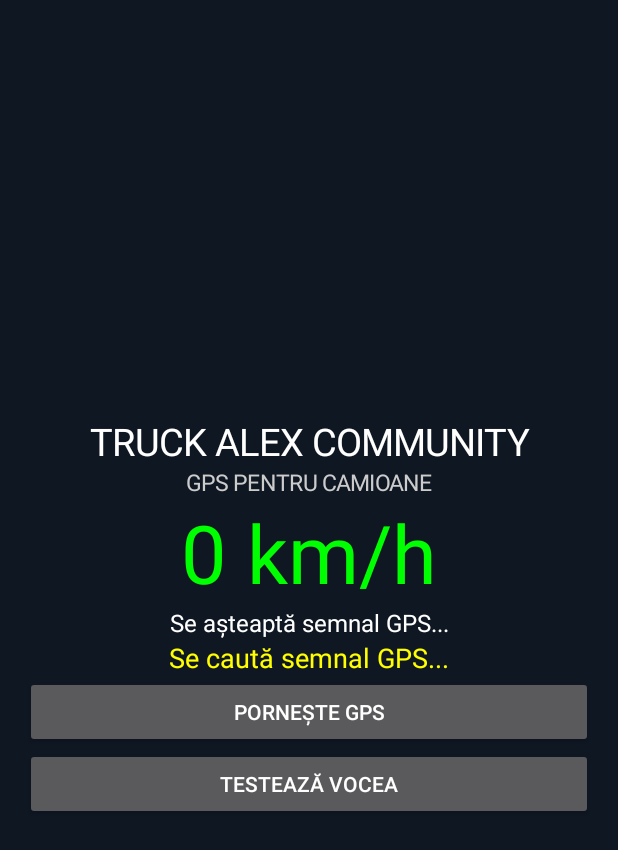
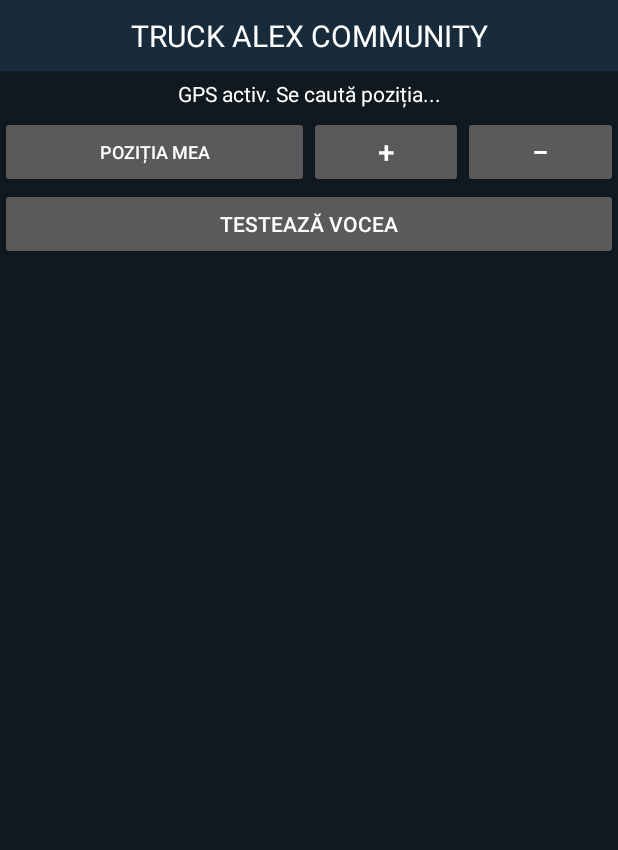
Before and after one commit to alialexturcu-ctrl/TRUCK-ALEX-COMMUNITY, an Android app: the screen it shows after launch (MainActivity), on a phone screen of 412 x 824 dp. Shown: the top 850 px of the screen. Run offline under Robolectric (Android 15) with nearby library versions, the phone set to English and light mode, and no system bars; libraries missing offline, so code that uses them is left out: org.osmdroid.config, org.osmdroid.tileprovider, org.osmdroid.util, org.osmdroid.views; 13 statements that could not run were skipped.

Commit message:
Refactor MainActivity for GPS and voice features

```diff
--- a/app/src/main/java/com/alex/truckcommunity/MainActivity.java
+++ b/app/src/main/java/com/alex/truckcommunity/MainActivity.java
@@ -1,170 +1,316 @@
 
 package com.alex.truckcommunity;
 
+import android.Manifest;
 import android.app.Activity;
-import android.os.Bundle;
-import android.Manifest;
+import android.content.Context;
 import android.content.pm.PackageManager;
+import android.graphics.Color;
 import android.location.Location;
 import android.location.LocationListener;
 import android.location.LocationManager;
+import android.os.Build;
+import android.os.Bundle;
 import android.speech.tts.TextToSpeech;
-import android.graphics.Color;
 import android.view.Gravity;
+import android.widget.Button;
 import android.widget.LinearLayout;
 import android.widget.TextView;
-import android.widget.Button;
+import android.widget.Toast;
+
+import org.osmdroid.config.Configuration;
+import org.osmdroid.tileprovider.tilesource.TileSourceFactory;
+import org.osmdroid.util.GeoPoint;
+import org.osmdroid.views.MapView;
+import org.osmdroid.views.overlay.Marker;
 
 import java.util.Locale;
 
-public class MainActivity extends Activity {
+public class MainActivity extends Activity implements LocationListener {
 
-    private TextView speedText;
-    private TextView gpsText;
-    private TextView statusText;
+    private MapView map;
+    private LocationManager locationManager;
+    private TextToSpeech tts;
+    private TextView status;
+    private Marker truckMarker;
 
-    private LocationManager locationManager;
-    private TextToSpeech voice;
     private boolean voiceReady = false;
 
-    private final LocationListener locationListener =
-            new LocationListener() {
-                @Override
-                public void onLocationChanged(Location location) {
-                    updateGPS(location);
-                }
-            };
+    private static final int LOCATION_PERMISSION = 100;
+
+    private final GeoPoint defaultPosition =
+            new GeoPoint(45.0, 10.0);
 
     @Override
     protected void onCreate(Bundle savedInstanceState) {
         super.onCreate(savedInstanceState);
 
+        Configuration.getInstance().load(
+                getApplicationContext(),
+                androidx.preference.PreferenceManager
+                        .getDefaultSharedPreferences(getApplicationContext())
+        );
+
+        Configuration.getInstance().setUserAgentValue(getPackageName());
+
+        locationManager = (LocationManager)
+                getSystemService(Context.LOCATION_SERVICE);
+
         createInterface();
+        initializeVoice();
+        checkLocationPermission();
+    }
 
-        voice = new TextToSpeech(this, result -> {
-            if (result == TextToSpeech.SUCCESS) {
-                int language = voice.setLanguage(new Locale("ro", "RO"));
-                voiceReady = language != TextToSpeech.LANG_MISSING_DATA
-                        && language != TextToSpeech.LANG_NOT_SUPPORTED;
+    private void createInterface() {
+
+        LinearLayout root = new LinearLayout(this);
+        root.setOrientation(LinearLayout.VERTICAL);
+        root.setBackgroundColor(Color.rgb(16, 24, 32));
+
+        TextView title = new TextView(this);
+        title.setText("TRUCK ALEX COMMUNITY");
+        title.setTextColor(Color.WHITE);
+        title.setTextSize(20);
+        title.setGravity(Gravity.CENTER);
+        title.setPadding(8, 15, 8, 15);
+        title.setBackgroundColor(Color.rgb(23, 43, 58));
+
+        root.addView(title);
+
+        status = new TextView(this);
+        status.setText("Se pregătește harta...");
+        status.setTextColor(Color.WHITE);
+        status.setTextSize(14);
+        status.setGravity(Gravity.CENTER);
+        status.setPadding(8, 8, 8, 8);
+
+        root.addView(status);
+
+        // HARTA
+        map = new MapView(this);
+        map.setTileSource(TileSourceFactory.MAPNIK);
+        map.setMultiTouchControls(true);
+        map.setUseDataConnection(true);
+        map.setBuiltInZoomControls(false);
+        map.setMinZoomLevel(3.0);
+        map.setMaxZoomLevel(19.0);
+
+        map.getController().setZoom(5.0);
+        map.getController().setCenter(defaultPosition);
+
+        LinearLayout.LayoutParams mapParams =
+                new LinearLayout.LayoutParams(
+                        LinearLayout.LayoutParams.MATCH_PARENT,
+                        0,
+                        1.0f
+                );
+
+        root.addView(map, mapParams);
+
+        // RANDUL CU BUTOANELE GPS SI ZOOM
+        LinearLayout buttons = new LinearLayout(this);
+        buttons.setOrientation(LinearLayout.HORIZONTAL);
+        buttons.setGravity(Gravity.CENTER);
+
+        Button positionButton = new Button(this);
+        positionButton.setText("POZIȚIA MEA");
+        positionButton.setTextSize(12);
+        positionButton.setOnClickListener(v -> {
+            checkLocationPermission();
+            goToMyLocation();
+        });
+
+        Button zoomInButton = new Button(this);
+        zoomInButton.setText("+");
+        zoomInButton.setTextSize(20);
+        zoomInButton.setOnClickListener(v -> {
+            if (map != null) {
+                map.getController().zoomIn();
             }
         });
 
-        locationManager = (LocationManager)
-                getSystemService(LOCATION_SERVICE);
+        Button zoomOutButton = new Button(this);
+        zoomOutButton.setText("−");
+        zoomOutButton.setTextSize(20);
+        zoomOutButton.setOnClickListener(v -> {
+            if (map != null) {
+                map.getController().zoomOut();
+            }
+        });
 
-        if (checkSelfPermission(Manifest.permission.ACCESS_FINE_LOCATION)
-                == PackageManager.PERMISSION_GRANTED) {
-            startGPS();
+        buttons.addView(positionButton,
+                new LinearLayout.LayoutParams(0,
+                        LinearLayout.LayoutParams.WRAP_CONTENT, 2));
+
+        buttons.addView(zoomInButton,
+                new LinearLayout.LayoutParams(0,
+                        LinearLayout.LayoutParams.WRAP_CONTENT, 1));
+
+        buttons.addView(zoomOutButton,
+                new LinearLayout.LayoutParams(0,
+                        LinearLayout.LayoutParams.WRAP_CONTENT, 1));
+
+        root.addView(buttons);
+
+        // BUTON VOCE
+        Button voiceButton = new Button(this);
+        voiceButton.setText("TESTEAZĂ VOCEA");
+        voiceButton.setOnClickListener(v ->
+                speak("Bine ai venit în Truck Alex Community.")
+        );
+
+        root.addView(voiceButton);
+
+        setContentView(root);
+    }
+
+    private void initializeVoice() {
+
+        tts = new TextToSpeech(this, result -> {
+
+            if (result == TextToSpeech.SUCCESS) {
+
+                int languageResult =
+                        tts.setLanguage(new Locale("ro", "RO"));
+
+                voiceReady =
+                        languageResult != TextToSpeech.LANG_MISSING_DATA
+                        && languageResult != TextToSpeech.LANG_NOT_SUPPORTED;
+
+                if (voiceReady) {
+                    status.setText("Harta este pregătită. Vocea română este activă.");
+                } else {
+                    status.setText("Vocea română nu este disponibilă.");
+                }
+            }
+        });
+    }
+
+    private void speak(String message) {
+
+        if (tts != null && voiceReady) {
+            tts.speak(
+                    message,
+                    TextToSpeech.QUEUE_FLUSH,
+                    null,
+                    "truck_voice"
+            );
         } else {
+            Toast.makeText(
+                    this,
+                    "Vocea nu este încă pregătită.",
+                    Toast.LENGTH_SHORT
+            ).show();
+        }
+    }
+
+    private void checkLocationPermission() {
+
+        if (Build.VERSION.SDK_INT >= 23 &&
+                checkSelfPermission(Manifest.permission.ACCESS_FINE_LOCATION)
+                        != PackageManager.PERMISSION_GRANTED) {
+
             requestPermissions(
                     new String[]{
                             Manifest.permission.ACCESS_FINE_LOCATION,
                             Manifest.permission.ACCESS_COARSE_LOCATION
-                    }, 100);
+                    },
+                    LOCATION_PERMISSION
+            );
+
+        } else {
+            startGPS();
         }
-    }
-
-    private void createInterface() {
-
-        LinearLayout layout = new LinearLayout(this);
-        layout.setOrientation(LinearLayout.VERTICAL);
-        layout.setGravity(Gravity.CENTER);
-        layout.setPadding(25, 30, 25, 30);
-        layout.setBackgroundColor(Color.rgb(15, 23, 35));
-
-        TextView title = new TextView(this);
-        title.setText("TRUCK ALEX COMMUNITY");
-        title.setTextSize(25);
-        title.setTextColor(Color.WHITE);
-        title.setGravity(Gravity.CENTER);
-
-        TextView subtitle = new TextView(this);
-        subtitle.setText("GPS PENTRU CAMIOANE");
-        subtitle.setTextSize(15);
-        subtitle.setTextColor(Color.LTGRAY);
-        subtitle.setGravity(Gravity.CENTER);
-
-        speedText = new TextView(this);
-        speedText.setText("0 km/h");
-        speedText.setTextSize(54);
-        speedText.setTextColor(Color.GREEN);
-        speedText.setGravity(Gravity.CENTER);
-
-        gpsText = new TextView(this);
-        gpsText.setText("Se așteaptă semnal GPS...");
-        gpsText.setTextSize(16);
-        gpsText.setTextColor(Color.WHITE);
-        gpsText.setGravity(Gravity.CENTER);
-
-        statusText = new TextView(this);
-        statusText.setText("GPS OPRIT");
-        statusText.setTextSize(18);
-        statusText.setTextColor(Color.YELLOW);
-        statusText.setGravity(Gravity.CENTER);
-
-        Button gpsButton = new Button(this);
-        gpsButton.setText("PORNEȘTE GPS");
-        gpsButton.setOnClickListener(v -> startGPS());
-
-        Button voiceButton = new Button(this);
-        voiceButton.setText("TESTEAZĂ VOCEA");
-        voiceButton.setOnClickListener(v ->
-                speak("Bun venit în aplicația Truck Alex Community."));
-
-        layout.addView(title);
-        layout.addView(subtitle);
-        layout.addView(speedText);
-        layout.addView(gpsText);
-        layout.addView(statusText);
-        layout.addView(gpsButton);
-        layout.addView(voiceButton);
-
-        setContentView(layout);
     }
 
     private void startGPS() {
 
-        if (checkSelfPermission(Manifest.permission.ACCESS_FINE_LOCATION)
-                != PackageManager.PERMISSION_GRANTED) {
-            requestPermissions(
-                    new String[]{Manifest.permission.ACCESS_FINE_LOCATION},
-                    100);
+        if (locationManager == null) {
+            status.setText("Serviciul GPS nu este disponibil.");
             return;
         }
 
         try {
+
+            if (!locationManager.isProviderEnabled(
+                    LocationManager.GPS_PROVIDER)) {
+
+                status.setText("Activează GPS-ul telefonului.");
+                return;
+            }
+
             locationManager.requestLocationUpdates(
                     LocationManager.GPS_PROVIDER,
-                    1000,
-                    1,
-                    locationListener);
+                    3000,
+                    5,
+                    this
+            );
 
-            statusText.setText("Se caută semnal GPS...");
+            status.setText("GPS activ. Se caută poziția...");
+
+            Location lastLocation =
+                    locationManager.getLastKnownLocation(
+                            LocationManager.GPS_PROVIDER
+                    );
+
+            if (lastLocation != null) {
+                onLocationChanged(lastLocation);
+            }
 
         } catch (SecurityException e) {
-            statusText.setText("Permisiune GPS indisponibilă");
+            status.setText("Permisiunea GPS nu este acordată.");
+        } catch (Exception e) {
+            status.setText("Nu se poate porni GPS-ul.");
         }
     }
 
-    private void updateGPS(Location location) {
+    private void goToMyLocation() {
 
-        float speed = location.hasSpeed()
-                ? location.getSpeed() * 3.6f : 0;
-
-        speedText.setText(
-                String.format(Locale.getDefault(), "%.0f km/h", speed));
-
-        gpsText.setText(
-                "Latitudine: " + location.getLatitude()
-                + "\nLongitudine: " + location.getLongitude());
-
-        statusText.setText("GPS ACTIV");
+        if (truckMarker != null && map != null) {
+            map.getController().animateTo(
+                    truckMarker.getPosition()
+            );
+            map.getController().setZoom(16.0);
+        } else {
+            status.setText("Așteaptă detectarea poziției GPS.");
+        }
     }
 
-    private void speak(String message) {
-        if (voiceReady && voice != null) {
-            voice.speak(message, TextToSpeech.QUEUE_FLUSH, null, "gps_voice");
+    @Override
+    public void onLocationChanged(Location location) {
+
+        double latitude = location.getLatitude();
+        double longitude = location.getLongitude();
+
+        GeoPoint position = new GeoPoint(latitude, longitude);
+
+        if (truckMarker == null) {
+
+            truckMarker = new Marker(map);
+            truckMarker.setTitle("Poziția GPS");
+            truckMarker.setAnchor(
+                    Marker.ANCHOR_CENTER,
+                    Marker.ANCHOR_BOTTOM
+            );
+
+            map.getOverlays().add(truckMarker);
         }
+
+        truckMarker.setPosition(position);
+
+        map.getController().setZoom(16.0);
+        map.getController().animateTo(position);
+        map.invalidate();
+
+        float speed = location.getSpeed() * 3.6f;
+
+        status.setText(
+                String.format(
+                        Locale.getDefault(),
+                        "GPS ACTIV | Viteză: %.1f km/h",
+                        speed
+                )
+        );
     }
 
     @Override
@@ -174,28 +320,76 @@ public class MainActivity extends Activity {
             int[] grantResults) {
 
         super.onRequestPermissionsResult(
-                requestCode, permissions, grantResults);
+                requestCode,
+                permissions,
+                grantResults
+        );
 
-        if (requestCode == 100
-                && grantResults.length > 0
-                && grantResults[0] == PackageManager.PERMISSION_GRANTED) {
-            startGPS();
-        } else {
-            statusText.setText("Permisiunea GPS nu a fost acordată");
+        if (requestCode == LOCATION_PERMISSION) {
+
+            if (grantResults.length > 0 &&
+                    grantResults[0] == PackageManager.PERMISSION_GRANTED) {
+
+                startGPS();
+
+            } else {
+
+                status.setText("Permisiunea GPS nu a fost acordată.");
+            }
         }
     }
 
     @Override
-    protected void onDestroy() {
-        if (locationManager != null) {
-            locationManager.removeUpdates(locationListener);
+    public void onResume() {
+        super.onResume();
+
+        if (map != null) {
+            map.onResume();
+        }
+    }
+
+    @Override
+    public void onPause() {
+        super.onPause();
+
+        if (map != null) {
+            map.onPause();
         }
 
-        if (voice != null) {
-            voice.stop();
-            voice.shutdown();
+        if (locationManager != null) {
+            locationManager.removeUpdates(this);
+        }
+    }
+
+    @Override
+    public void onDestroy() {
+        super.onDestroy();
+
+        if (tts != null) {
+            tts.stop();
+            tts.shutdown();
         }
 
-        super.onDestroy();
+        if (map != null) {
+            map.onDetach();
+        }
+    }
+
+    @Override
+    public void onProviderEnabled(String provider) {
+    }
+
+    @Override
+    public void onProviderDisabled(String provider) {
+        if (status != null) {
+            status.setText("Activează GPS-ul telefonului.");
+        }
+    }
+
+    @Override
+    public void onStatusChanged(
+            String provider,
+            int statusValue,
+            Bundle extras) {
     }
 }
```
